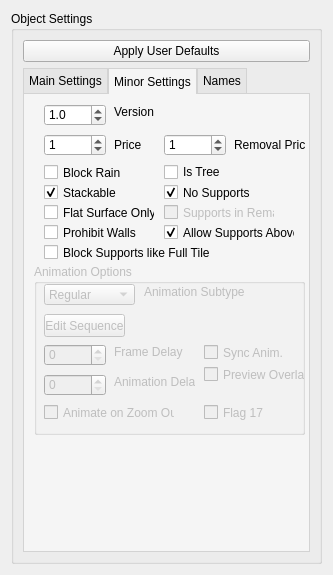
Above: editor_app/gui/settingsSS.ui from danielmeinert/objectcreator before the change. Below: the same form after it.
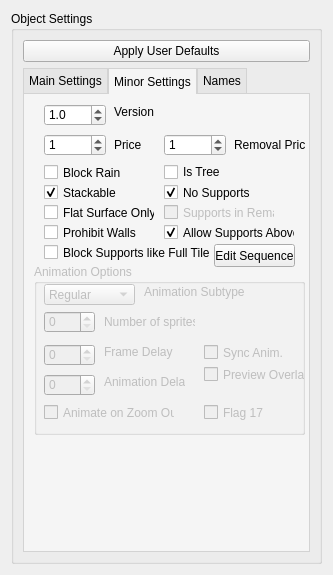
That is the form after the change. The open tabs and pages were chosen to show the change.

Commit message: fiddled with sequence editor (tbc)

Patch:
```diff
--- a/editor_app/gui/settingsSS.ui
+++ b/editor_app/gui/settingsSS.ui
@@ -904,7 +904,7 @@
              <rect>
               <x>10</x>
               <y>40</y>
-              <width>62</width>
+              <width>51</width>
               <height>22</height>
              </rect>
             </property>
@@ -912,19 +912,6 @@
              <string notr="true">Delay of ticks between animation frames.</string>
             </property>
            </widget>
-           <widget class="QPushButton" name="pushButton_editAnimSequence">
-            <property name="geometry">
-             <rect>
-              <x>10</x>
-              <y>10</y>
-              <width>81</width>
-              <height>23</height>
-             </rect>
-            </property>
-            <property name="text">
-             <string>Edit Sequence</string>
-            </property>
-           </widget>
            <widget class="QCheckBox" name="SMALL_SCENERY_FLAG17">
             <property name="geometry">
              <rect>
@@ -946,7 +933,7 @@
              <rect>
               <x>10</x>
               <y>70</y>
-              <width>62</width>
+              <width>51</width>
               <height>22</height>
              </rect>
             </property>
@@ -957,7 +944,7 @@
            <widget class="QLabel" name="label_frameDelay">
             <property name="geometry">
              <rect>
-              <x>80</x>
+              <x>70</x>
               <y>40</y>
               <width>71</width>
               <height>16</height>
@@ -970,7 +957,7 @@
            <widget class="QLabel" name="label_animDelay">
             <property name="geometry">
              <rect>
-              <x>80</x>
+              <x>70</x>
               <y>70</y>
               <width>81</width>
               <height>16</height>
@@ -980,6 +967,29 @@
              <string>Animation Delay</string>
             </property>
            </widget>
+           <widget class="QSpinBox" name="spinBox_numSprites">
+            <property name="geometry">
+             <rect>
+              <x>10</x>
+              <y>7</y>
+              <width>51</width>
+              <height>22</height>
+             </rect>
+            </property>
+           </widget>
+           <widget class="QLabel" name="label">
+            <property name="geometry">
+             <rect>
+              <x>70</x>
+              <y>10</y>
+              <width>91</width>
+              <height>16</height>
+             </rect>
+            </property>
+            <property name="text">
+             <string>Number of sprites</string>
+            </property>
+           </widget>
           </widget>
           <widget class="QCheckBox" name="SMALL_SCENERY_FLAG_COG">
            <property name="geometry">
@@ -1073,6 +1083,19 @@
            <string>Supports in Remap</string>
           </property>
          </widget>
+         <widget class="QPushButton" name="pushButton_editAnimSequence">
+          <property name="geometry">
+           <rect>
+            <x>190</x>
+            <y>150</y>
+            <width>81</width>
+            <height>23</height>
+           </rect>
+          </property>
+          <property name="text">
+           <string>Edit Sequence</string>
+          </property>
+         </widget>
         </widget>
         <widget class="QWidget" name="tab_names">
          <property name="toolTip">
```
Left out of the diff: 2 changed lines with no effect on the pictures. The commit also changes 3 other files.
